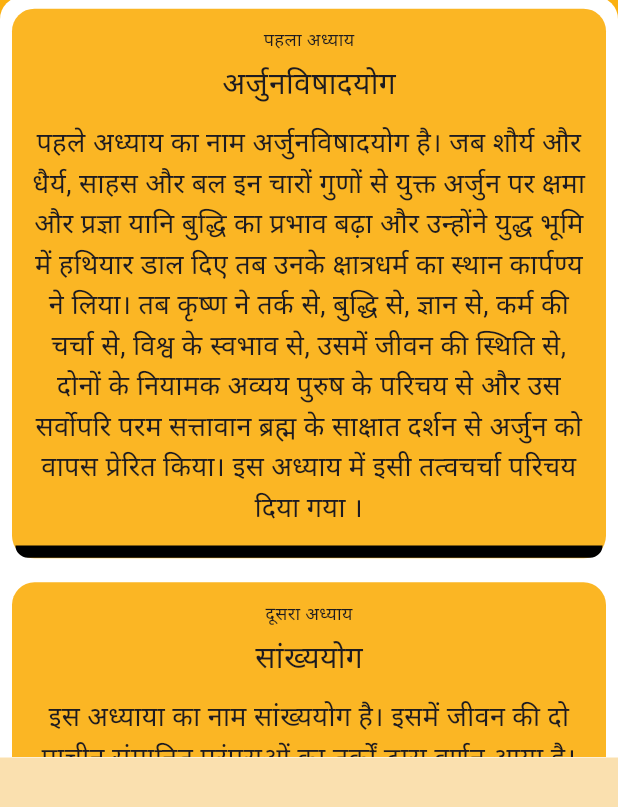
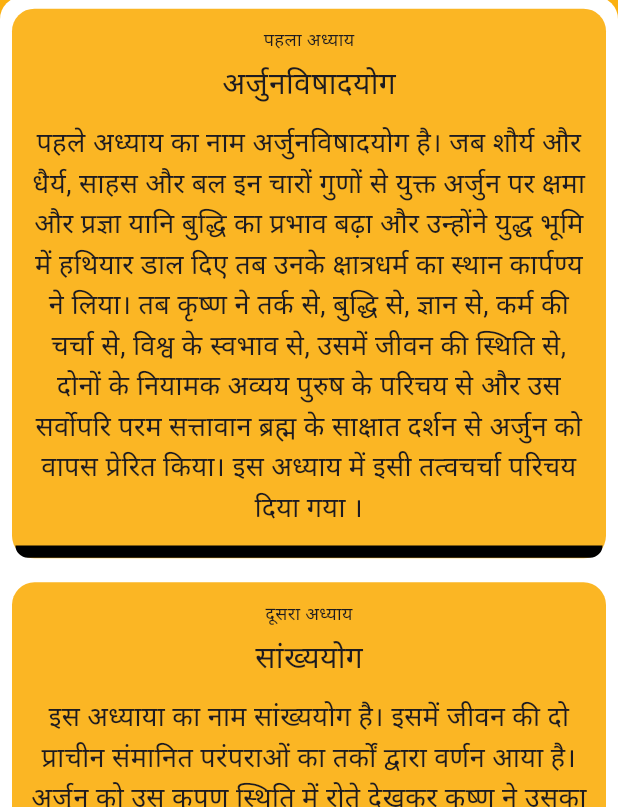
Before and after one commit to Aksharpatel06/shree_gita, a Flutter app: the screen it shows after launch, after a tap on "गीता सार", on a phone screen of 412 x 824 dp, the part 429-1236 px from its top. Run offline on Flutter 3.47's test engine with Material 3 defaults, Android fonts, the phone set to English and light mode, and no system bars.

Commit message:
11-03-2024

```diff
--- a/lib/main.dart
+++ b/lib/main.dart
@@ -5,6 +5,7 @@ import 'package:shree_gita/view/screen/secondscreen/bhagvatgita.dart';
 import 'package:shree_gita/view/screen/secondscreen/gita_arti.dart';
 import 'package:shree_gita/view/screen/secondscreen/gita_mahatmya.dart';
 import 'package:shree_gita/view/screen/secondscreen/gita_sar.dart';
+import 'package:shree_gita/view/screen/spleshscreen.dart';
 
 void main() {
   runApp(const MyApp());
@@ -20,7 +21,8 @@ class MyApp extends StatelessWidget {
       debugShowCheckedModeBanner: false,
       initialRoute: '/',
       routes: {
-        '/':(context) => homescreen(),
+        '/':(context) => Spleshscreen(),
+        '/home':(context) => homescreen(),
         '/adhyay':(context) => adhyay(),
         '/arti':(context)=>gita_arti(),
         '/mahatmya':(context)=>gita_mahatmay(),
--- a/lib/view/screen/secondscreen/gita_sar.dart
+++ b/lib/view/screen/secondscreen/gita_sar.dart
@@ -59,7 +59,9 @@ class _gitta_saarState extends State<gitta_saar> {
               ),
             ],
           ),
-          Padding(
+          SingleChildScrollView(
+            scrollDirection: Axis.vertical,
+            child: Padding(
               padding: const EdgeInsets.only(top: 30),
               child: Column(
                 children: [
@@ -70,7 +72,7 @@ class _gitta_saarState extends State<gitta_saar> {
                     height: height * 0.04,
                   ),
                   Container(
-                  height: height * 0.6155,
+                    // height: height * 0.6155,
                     width: width,
                     decoration: const BoxDecoration(
                       color: Colors.white,
@@ -85,6 +87,7 @@ class _gitta_saarState extends State<gitta_saar> {
                     )
                   )
                 ],
+              ),
             ),
           ),
         ]),
--- /dev/null
+++ b/lib/view/screen/spleshscreen.dart
@@ -0,0 +1,35 @@
+import 'package:flutter/material.dart';
+
+class Spleshscreen extends StatefulWidget {
+  const Spleshscreen({super.key});
+
+  @override
+  State<Spleshscreen> createState() => _SpleshscreenState();
+}
+
+class _SpleshscreenState extends State<Spleshscreen> {
+  @override
+  Widget build(BuildContext context) {
+    Future.delayed(const Duration(seconds: 5), () {
+      Navigator.pushReplacementNamed(context, '/home');
+    });
+    return Scaffold(
+      appBar: AppBar(
+        backgroundColor: Colors.black,
+        title: const Text(
+          'श्रीमद भगवत गीता',
+          style: TextStyle(color: Colors.white, fontSize: 18),
+        ),
+        automaticallyImplyLeading: false,
+      ),
+      body: Center(
+        child: Image.asset(
+          'asset/img/splash.png',
+          height: double.infinity,
+          width: double.infinity,
+          fit: BoxFit.cover,
+        ),
+      ),
+    );
+  }
+}
```
Also changed, not shown: lib/view/screen/secondscreen/adhayayslock.dart (+6 -4 lines), lib/view/screen/secondscreen/bhagvatgita.dart (+5 -4 lines), lib/view/screen/secondscreen/gita_arti.dart (+5 -4 lines), lib/view/screen/secondscreen/gita_mahatmya.dart (+5 -2 lines). Lines whose indentation alone changed are shown as unchanged.
